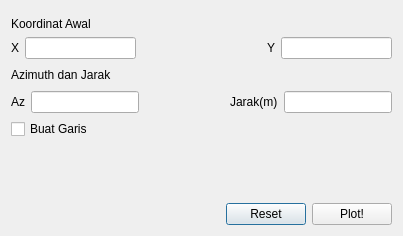
This is sudut_jarak_dialog_base.ui in sandynagara/PluginQGIS-Plotting-Jarak-Azimuth as Qt 5 draws it before an edit. The edited form follows.
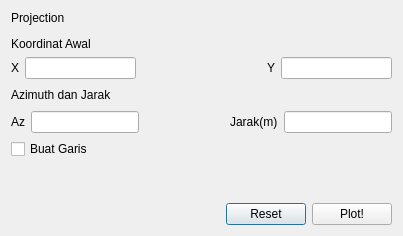
This is the edited form. Custom widgets are drawn as their Qt base class.

Patch:
```diff
--- a/sudut_jarak_dialog_base.ui
+++ b/sudut_jarak_dialog_base.ui
@@ -20,6 +20,13 @@
       <layout class="QHBoxLayout" name="horizontalLayout_4">
        <item>
         <layout class="QVBoxLayout" name="verticalLayout_3">
+         <item>
+          <widget class="QLabel" name="label_2">
+           <property name="text">
+            <string>Projection</string>
+           </property>
+          </widget>
+         </item>
          <item>
           <widget class="QgsProjectionSelectionWidget" name="projection"/>
          </item>
```
